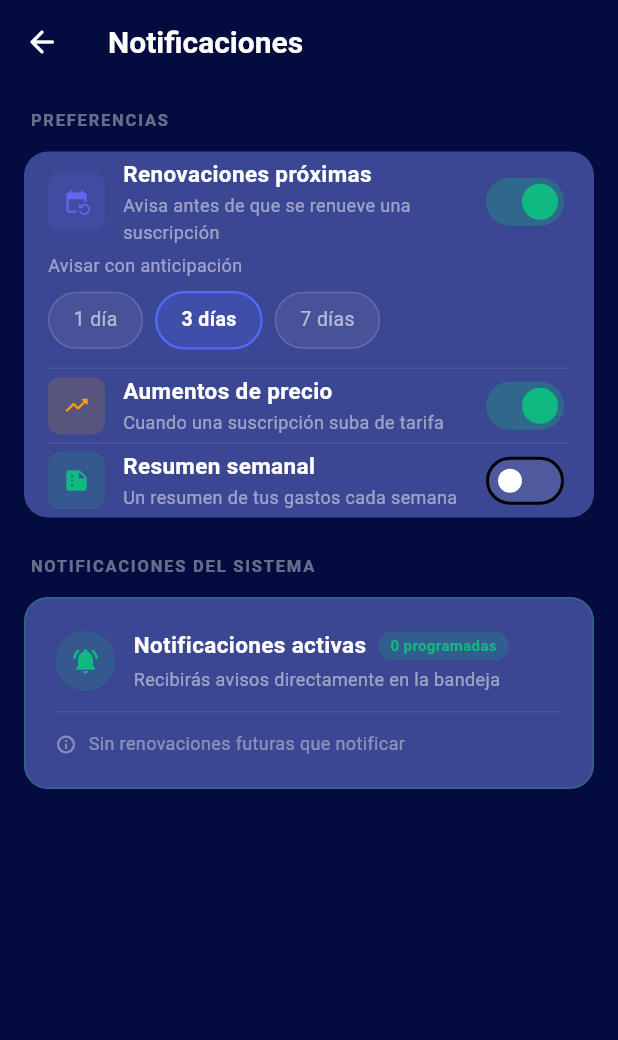
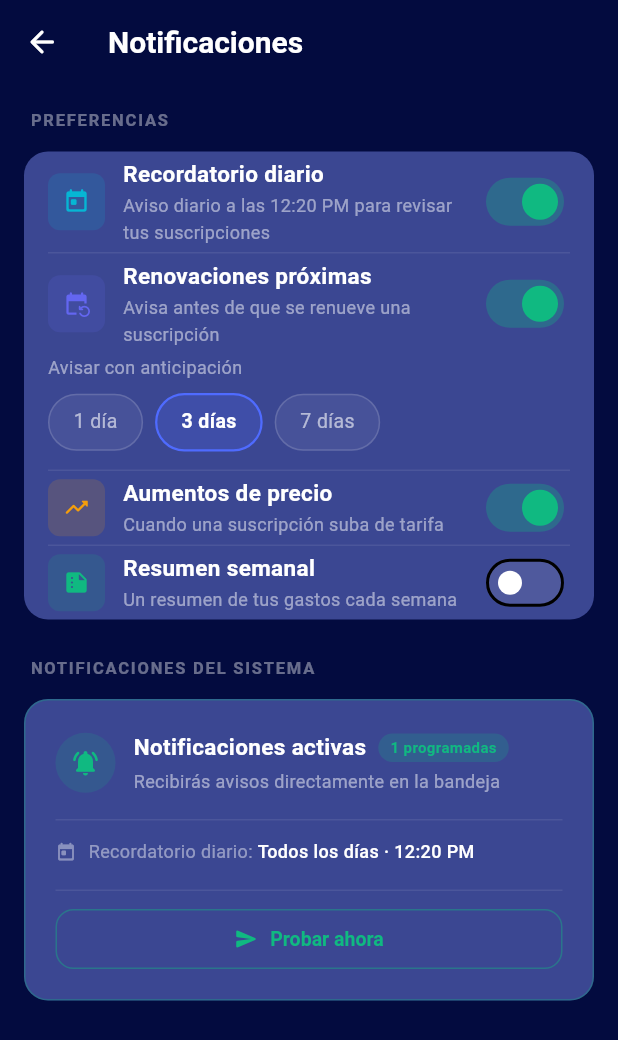
Before and after one commit to DavexDev/Subscan, a Flutter app: the NotificacionesPage screen opened directly, on a phone screen of 412 x 824 dp. Shown: the top 1040 px of the screen. Run offline on Flutter 3.47's test engine with Material 3 defaults, Android fonts, the light colour scheme and no system bars; our stand-ins replace firebase_auth, firebase_core, flutter_dotenv, flutter_local_notifications, flutter_riverpod, google_sign_in and 8 more; missing offline and left inert: googleapis; accounts and stored records are empty; Roboto replaces fonts that are missing (Outfit).

Commit message:
feat: nuevos cambios en notificaciones y configuración

```diff
--- a/lib/core/services/notification_service.dart
+++ b/lib/core/services/notification_service.dart
@@ -10,6 +10,8 @@ class NotificationService {
 
   static const _channelId = 'poda_renovaciones';
   static const _channelName = 'Renovaciones PODA';
+  static const _dailyChannelId = 'poda_diario';
+  static const _kDailyId = 999;
 
   static Future<void> init() async {
     if (_initialized) return;
@@ -46,11 +48,42 @@ class NotificationService {
     return (await android?.requestNotificationsPermission()) ?? false;
   }
 
-  static Future<int> scheduleRenewalNotifications(
+  static Future<void> _scheduleDailyReminder() async {
+    final now = tz.TZDateTime.now(tz.local);
+    var scheduled = tz.TZDateTime(tz.local, now.year, now.month, now.day, 12, 20, 0);
+    // If 12:15 already passed today, first fire is tomorrow
+    if (scheduled.isBefore(now)) {
+      scheduled = scheduled.add(const Duration(days: 1));
+    }
+    await _plugin.zonedSchedule(
+      _kDailyId,
+      '¿Ya revisaste tus suscripciones?',
+      'Mantén el control de tus gastos fijos.',
+      scheduled,
+      const NotificationDetails(
+        android: AndroidNotificationDetails(
+          _dailyChannelId,
+          'Recordatorio diario',
+          channelDescription: 'Recordatorio diario de PODA',
+          importance: Importance.defaultImportance,
+          priority: Priority.defaultPriority,
+          icon: '@mipmap/ic_launcher',
+        ),
+      ),
+      androidScheduleMode: AndroidScheduleMode.exactAllowWhileIdle,
+      matchDateTimeComponents: DateTimeComponents.time,
+      uiLocalNotificationDateInterpretation:
+          UILocalNotificationDateInterpretation.absoluteTime,
+    );
+  }
+
+  static Future<int> scheduleAll(
     List<Subscription> subs,
     NotificationPrefs prefs,
   ) async {
     await _plugin.cancelAll();
+
+    if (prefs.recordatorioDiario) await _scheduleDailyReminder();
     if (!prefs.renovaciones) return 0;
 
     final nowTz = tz.TZDateTime.now(tz.local);
@@ -66,7 +99,7 @@ class NotificationService {
         notifyDay.year,
         notifyDay.month,
         notifyDay.day,
-        9, 0, 0,
+        12, 20, 0,
       );
 
       if (scheduledTime.isBefore(nowTz)) continue;
@@ -99,5 +132,29 @@ class NotificationService {
     return scheduled;
   }
 
+  // Keep for backward compatibility — delegates to scheduleAll
+  static Future<int> scheduleRenewalNotifications(
+    List<Subscription> subs,
+    NotificationPrefs prefs,
+  ) => scheduleAll(subs, prefs);
+
+  static Future<void> showTestNotification() async {
+    await _plugin.show(
+      0,
+      '¡Notificaciones funcionando! ✓',
+      'PODA puede enviarte recordatorios diarios.',
+      const NotificationDetails(
+        android: AndroidNotificationDetails(
+          _dailyChannelId,
+          'Recordatorio diario',
+          channelDescription: 'Recordatorio diario de PODA',
+          importance: Importance.high,
+          priority: Priority.high,
+          icon: '@mipmap/ic_launcher',
+        ),
+      ),
+    );
+  }
+
   static Future<void> cancelAll() => _plugin.cancelAll();
 }
--- a/lib/features/subscriptions/presentation/pages/notificaciones_page.dart
+++ b/lib/features/subscriptions/presentation/pages/notificaciones_page.dart
@@ -60,7 +60,7 @@ class _NotificacionesPageState extends ConsumerState<NotificacionesPage>
   Future<void> _reschedule() async {
     final prefs = ref.read(notificationPrefsProvider);
     final subs = ref.read(subscriptionNotifierProvider).allSubscriptions;
-    final count = await NotificationService.scheduleRenewalNotifications(subs, prefs);
+    final count = await NotificationService.scheduleAll(subs, prefs);
     if (mounted) setState(() => _scheduledCount = count);
   }
 
@@ -109,6 +109,15 @@ class _NotificacionesPageState extends ConsumerState<NotificacionesPage>
             ),
             child: Column(
               children: [
+                _ToggleRow(
+                  icon: Icons.today_rounded,
+                  iconColor: const Color(0xFF06B6D4),
+                  title: 'Recordatorio diario',
+                  subtitle: 'Aviso diario a las 12:20 PM para revisar tus suscripciones',
+                  value: prefs.recordatorioDiario,
+                  onChanged: notifier.setRecordatorioDiario,
+                ),
+                _Divider(),
                 _ToggleRow(
                   icon: Icons.event_repeat_rounded,
                   iconColor: const Color(0xFF6366F1),
@@ -161,6 +170,7 @@ class _NotificacionesPageState extends ConsumerState<NotificacionesPage>
             prefs: prefs,
             subs: ref.watch(subscriptionNotifierProvider).allSubscriptions,
             onRequestPermission: _requestPermission,
+            onTest: () => NotificationService.showTestNotification(),
           ),
         ],
       ),
@@ -176,6 +186,7 @@ class _PermissionCard extends StatelessWidget {
   final NotificationPrefs prefs;
   final List<Subscription> subs;
   final VoidCallback onRequestPermission;
+  final VoidCallback onTest;
 
   const _PermissionCard({
     required this.hasPermission,
@@ -183,7 +194,13 @@ class _PermissionCard extends StatelessWidget {
     required this.prefs,
     required this.subs,
     required this.onRequestPermission,
+    required this.onTest,
   });
+
+  String _totalLabel() {
+    final total = scheduledCount + (prefs.recordatorioDiario ? 1 : 0);
+    return '$total programadas';
+  }
 
   String _nextLabel() {
     if (!prefs.renovaciones || subs.isEmpty) return 'Sin renovaciones activas';
@@ -364,7 +381,7 @@ class _PermissionCard extends StatelessWidget {
                                 BorderRadius.circular(DesignTokens.rFull),
                           ),
                           child: Text(
-                            '$scheduledCount programadas',
+                            _totalLabel(),
                             style: TextStyle(
                               fontFamily: DesignTokens.fontFamily,
                               fontSize: 10,
@@ -389,10 +406,20 @@ class _PermissionCard extends StatelessWidget {
               ),
             ],
           ),
-          if (prefs.renovaciones && scheduledCount > 0) ...[
+          if (prefs.recordatorioDiario || (prefs.renovaciones && scheduledCount > 0)) ...[
             const SizedBox(height: DesignTokens.s16),
             Divider(color: Colors.white.withValues(alpha: 0.08), height: 1),
             const SizedBox(height: DesignTokens.s12),
+            if (prefs.recordatorioDiario) ...[
+              _InfoRow(
+                icon: Icons.today_rounded,
+                label: 'Recordatorio diario',
+                value: 'Todos los días · 12:20 PM',
+              ),
+              if (prefs.renovaciones && scheduledCount > 0)
+                const SizedBox(height: DesignTokens.s8),
+            ],
+            if (prefs.renovaciones && scheduledCount > 0) ...[
               _InfoRow(
                 icon: Icons.schedule_rounded,
                 label: 'Próxima alerta',
@@ -403,11 +430,12 @@ class _PermissionCard extends StatelessWidget {
                 icon: Icons.alarm_rounded,
                 label: 'Anticipación',
                 value: prefs.diasAnticipacion == 1
-                  ? '1 día antes · 9:00 AM'
-                  : '${prefs.diasAnticipacion} días antes · 9:00 AM',
+                    ? '1 día antes · 12:20 PM'
+                    : '${prefs.diasAnticipacion} días antes · 12:20 PM',
               ),
             ],
-          if (prefs.renovaciones && scheduledCount == 0) ...[
+          ],
+          if (!prefs.recordatorioDiario && prefs.renovaciones && scheduledCount == 0) ...[
             const SizedBox(height: DesignTokens.s12),
             Divider(color: Colors.white.withValues(alpha: 0.08), height: 1),
             const SizedBox(height: DesignTokens.s12),
@@ -427,6 +455,33 @@ class _PermissionCard extends StatelessWidget {
               ],
             ),
           ],
+          const SizedBox(height: DesignTokens.s16),
+          Divider(color: Colors.white.withValues(alpha: 0.08), height: 1),
+          const SizedBox(height: DesignTokens.s12),
+          SizedBox(
+            width: double.infinity,
+            height: 40,
+            child: OutlinedButton.icon(
+              onPressed: onTest,
+              icon: const Icon(Icons.send_rounded, size: 16),
+              label: const Text(
+                'Probar ahora',
+                style: TextStyle(
+                  fontFamily: DesignTokens.fontFamily,
+                  fontSize: 13,
+                  fontWeight: DesignTokens.wSemibold,
+                ),
+              ),
+              style: OutlinedButton.styleFrom(
+                foregroundColor: DesignTokens.success,
+                side: BorderSide(
+                    color: DesignTokens.success.withValues(alpha: 0.4)),
+                shape: RoundedRectangleBorder(
+                  borderRadius: BorderRadius.circular(DesignTokens.rM),
+                ),
+              ),
+            ),
+          ),
         ],
       ),
     );
--- a/lib/features/subscriptions/providers/notification_prefs_provider.dart
+++ b/lib/features/subscriptions/providers/notification_prefs_provider.dart
@@ -1,12 +1,14 @@
 import 'package:flutter_riverpod/flutter_riverpod.dart';
 
 class NotificationPrefs {
+  final bool recordatorioDiario;
   final bool renovaciones;
   final int diasAnticipacion; // 1, 3 or 7
   final bool alertasPrecio;
   final bool resumenSemanal;
 
   const NotificationPrefs({
+    this.recordatorioDiario = true,
     this.renovaciones = true,
     this.diasAnticipacion = 3,
     this.alertasPrecio = true,
@@ -14,12 +16,14 @@ class NotificationPrefs {
   });
 
   NotificationPrefs copyWith({
+    bool? recordatorioDiario,
     bool? renovaciones,
     int? diasAnticipacion,
     bool? alertasPrecio,
     bool? resumenSemanal,
   }) {
     return NotificationPrefs(
+      recordatorioDiario: recordatorioDiario ?? this.recordatorioDiario,
       renovaciones: renovaciones ?? this.renovaciones,
       diasAnticipacion: diasAnticipacion ?? this.diasAnticipacion,
       alertasPrecio: alertasPrecio ?? this.alertasPrecio,
@@ -30,6 +34,9 @@ class NotificationPrefs {
 
 class NotificationPrefsNotifier extends StateNotifier<NotificationPrefs> {
   NotificationPrefsNotifier() : super(const NotificationPrefs());
+
+  void setRecordatorioDiario(bool v) =>
+      state = state.copyWith(recordatorioDiario: v);
 
   void setRenovaciones(bool v) =>
       state = state.copyWith(renovaciones: v);
```
Also changed, not shown: 1 other file. Lines whose indentation alone changed are shown as unchanged.
